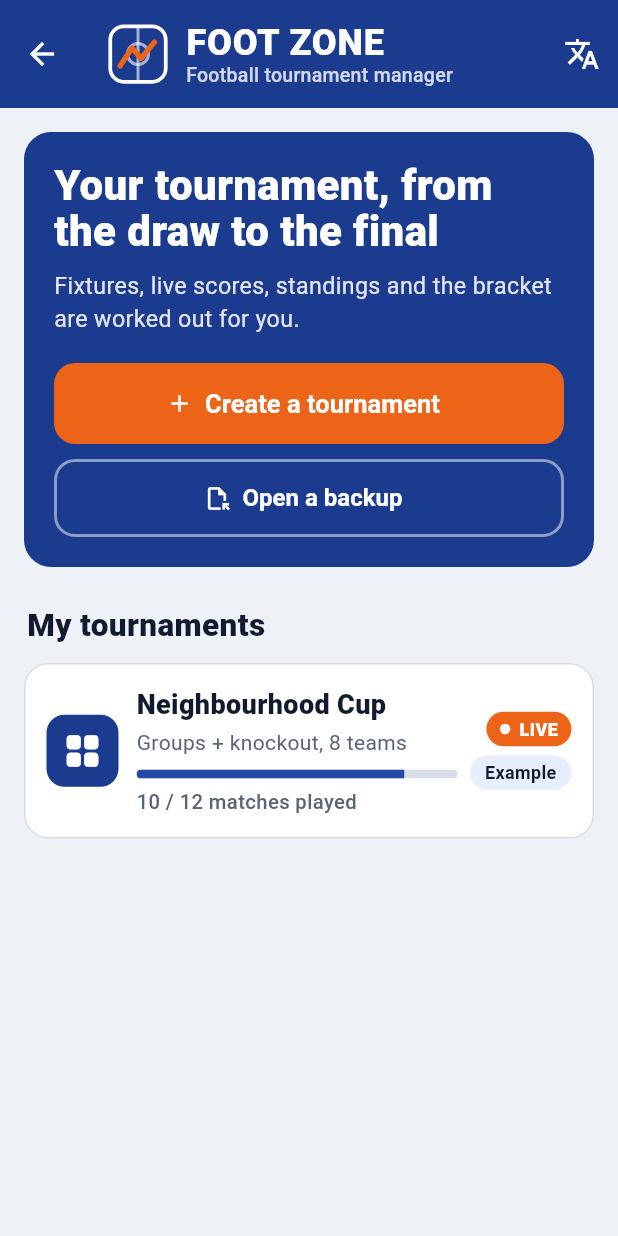
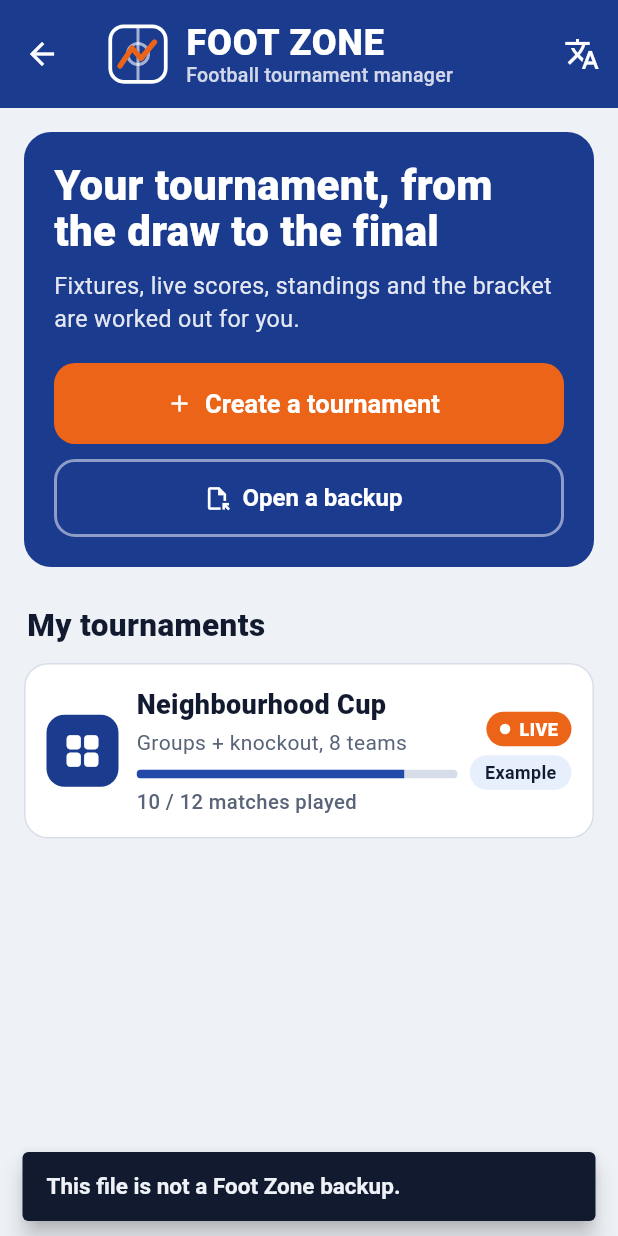
Before and after one commit to pelousesacree/foot-zone, a Flutter app: the HomePage screen opened directly, after a tap on "Open a backup", on a phone screen of 412 x 824 dp. Run offline on Flutter 3.47's test engine with Material 3 defaults, Android fonts, the phone set to English and light mode, and no system bars; our stand-ins replace file_picker, image_picker, share_plus; statements that could not run were skipped.

Commit message:
Passe à file_picker 13 (compatible avec le Kotlin intégré de Flutter)
Co-Authored-By: Claude Opus 5.5 <noreply@anthropic.com>
Claude-Session: https://claude.ai/code/session_01TuG3xgEfuoEGKk7h8erYTH

```diff
--- a/lib/ui/home_page.dart
+++ b/lib/ui/home_page.dart
@@ -1,5 +1,6 @@
 // Foot Zone — accueil : liste des tournois, création, sauvegardes.
 import 'dart:convert';
+import 'dart:typed_data';
 
 import 'package:file_picker/file_picker.dart';
 import 'package:flutter/material.dart';
@@ -72,8 +73,9 @@ class HomePage extends StatelessWidget {
   Future<void> _import(BuildContext context) async {
     final store = StoreScope.read(context);
     try {
-      final res = await FilePicker.pickFiles(type: FileType.any, withData: true);
-      final bytes = res?.files.single.bytes;
+      final file = await FilePicker.pickFile(type: FileType.any);
+      if (file == null) return;
+      final Uint8List? bytes = await file.readAsBytes();
       if (bytes == null) return;
       final t = store.importJson(utf8.decode(bytes, allowMalformed: true));
       if (!context.mounted) return;
--- a/pubspec.yaml
+++ b/pubspec.yaml
@@ -14,7 +14,7 @@ dependencies:
   path_provider: ^2.1.4
   share_plus: ^12.0.2
   image_picker: ^1.1.2
-  file_picker: ^11.0.3
+  file_picker: ^13.4.1
 
 dev_dependencies:
   flutter_test:
```
